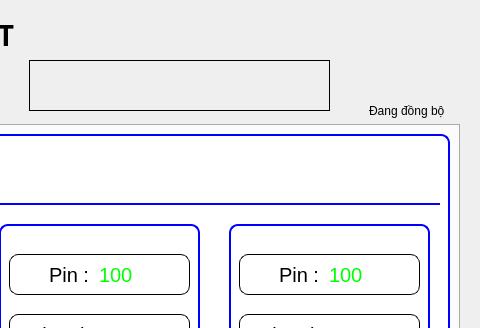
Before: the Qt Designer form Source/guis/main.ui in phamvanphuckks/SMART_FARMV1, drawn with Qt 5; both pictures show x 721 to 1201 and y 0 to 328 of the 1201 by 714 pixel window.
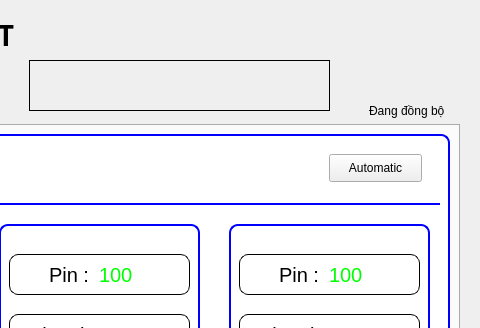
After: the same form once the commit is applied. The open tabs and pages were chosen to show the change. Icons and pictures are not drawn.

Commit message: add button automactic = True ? auto : not auto

```diff
--- a/Source/guis/main.ui
+++ b/Source/guis/main.ui
@@ -4868,6 +4868,19 @@
        <string>NULL</string>
       </property>
      </widget>
+     <widget class="QPushButton" name="btn_auto">
+      <property name="geometry">
+       <rect>
+        <x>1060</x>
+        <y>30</y>
+        <width>93</width>
+        <height>28</height>
+       </rect>
+      </property>
+      <property name="text">
+       <string>Automatic</string>
+      </property>
+     </widget>
     </widget>
    </widget>
    <widget class="QLabel" name="label_13">
```
Left out of the diff: 4 changed lines with no effect on the pictures. The commit also changes 6 other files.
